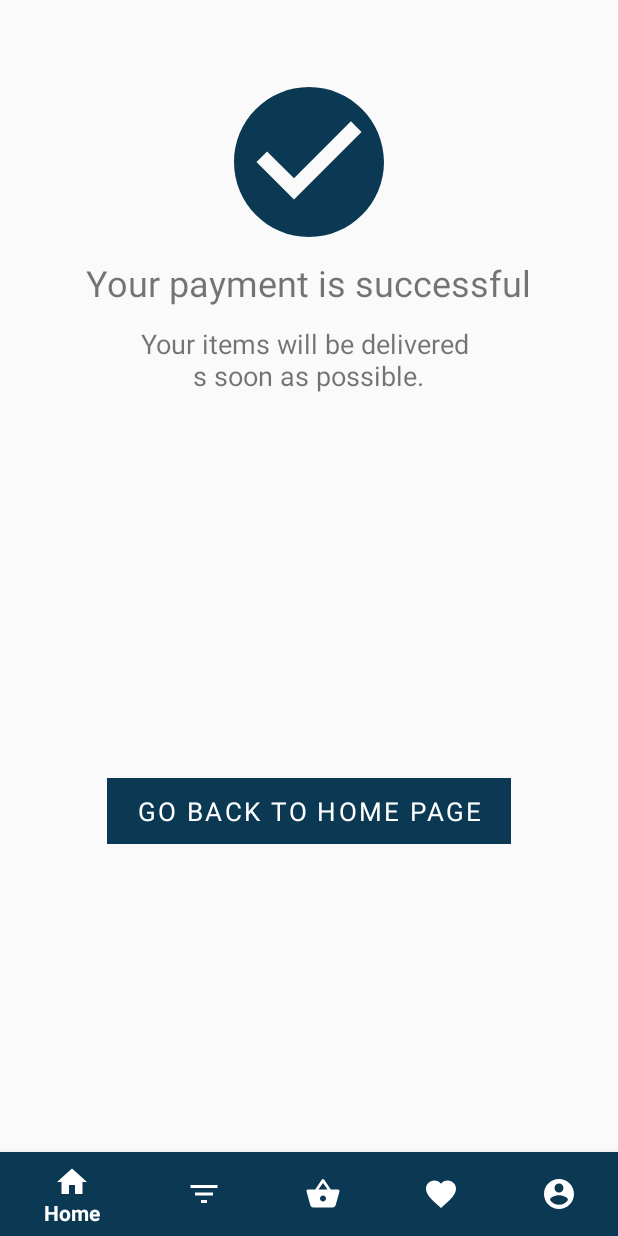
After one commit to bounswe/bounswe2020group5, an Android app: the fragment SuccessfulOrderFragment placed in its activity, on a phone screen of 412 x 824 dp. The commit adds this screen. Run offline under Robolectric (Android 15) with nearby library versions, the phone set to English and light mode, and no system bars; 1 statement that could not run was skipped.

Commit message:
successful order page is implemented

```diff
--- a/app/mobile/BuPazar/app/src/main/java/com/example/bupazar/page/fragment/OrderFragment.kt
+++ b/app/mobile/BuPazar/app/src/main/java/com/example/bupazar/page/fragment/OrderFragment.kt
@@ -63,13 +63,13 @@ class OrderFragment : Fragment() {
             if (gdpr_checkbox.isChecked) {
                 apiService.makePurchase(authToken!!) {
                     if (it?.success == "Products in cart are successfully purchased") {
-                        val homePage = HomepageFragment()
+                        val successfulOrderFragment = SuccessfulOrderFragment()
                         val bundle = Bundle()
                         bundle.putSerializable("USERDATA", userData)
-                        homePage.arguments = bundle
+                        successfulOrderFragment.arguments = bundle
                         requireActivity().bottom_navigation.visibility = View.VISIBLE
                         requireActivity().supportFragmentManager.beginTransaction().apply {
-                            replace(R.id.fl_wrapper, homePage)
+                            replace(R.id.fl_wrapper, successfulOrderFragment)
                             commit()
                         }
                     }
--- /dev/null
+++ b/app/mobile/BuPazar/app/src/main/java/com/example/bupazar/page/fragment/SuccessfulOrderFragment.kt
@@ -0,0 +1,55 @@
+package com.example.bupazar.page.fragment
+
+import android.os.Bundle
+import androidx.fragment.app.Fragment
+import android.view.LayoutInflater
+import android.view.View
+import android.view.ViewGroup
+import android.widget.Toast
+import com.example.bupazar.R
+import com.example.bupazar.model.LoginResponse
+import kotlinx.android.synthetic.main.fragment_order.*
+import kotlinx.android.synthetic.main.fragment_successful_order.*
+import kotlinx.android.synthetic.main.homepage_activity.*
+
+class SuccessfulOrderFragment : Fragment() {
+
+    private var userData: LoginResponse? = null
+
+    override fun onCreate(savedInstanceState: Bundle?) {
+        super.onCreate(savedInstanceState)
+        arguments?.let {
+            userData = arguments?.getSerializable("USERDATA") as LoginResponse
+        }
+    }
+
+    override fun onCreateView(inflater: LayoutInflater, container: ViewGroup?,
+                              savedInstanceState: Bundle?): View? {
+        // Inflate the layout for this fragment
+        return inflater.inflate(R.layout.fragment_successful_order, container, false)
+    }
+
+    override fun onViewCreated(view: View, savedInstanceState: Bundle?) {
+        super.onViewCreated(view, savedInstanceState)
+        go_to_home_page_button.setOnClickListener {
+            val homePage = HomepageFragment()
+            val bundle = Bundle()
+            bundle.putSerializable("USERDATA", userData)
+            homePage.arguments = bundle
+            requireActivity().bottom_navigation.visibility = View.VISIBLE
+            requireActivity().supportFragmentManager.beginTransaction().apply {
+                replace(R.id.fl_wrapper, homePage)
+                commit()
+            }
+        }
+    }
+
+    companion object {
+        @JvmStatic
+        fun newInstance() =
+                SuccessfulOrderFragment().apply {
+                    arguments = Bundle().apply {
+                    }
+                }
+    }
+}
--- /dev/null
+++ b/app/mobile/BuPazar/app/src/main/res/drawable/ic_baseline_check_circle_24.xml
@@ -0,0 +1,10 @@
+<vector xmlns:android="http://schemas.android.com/apk/res/android"
+    android:width="24dp"
+    android:height="24dp"
+    android:viewportWidth="24"
+    android:viewportHeight="24"
+    android:tint="?attr/colorControlNormal">
+  <path
+      android:fillColor="@android:color/white"
+      android:pathData="M12,2C6.48,2 2,6.48 2,12s4.48,10 10,10 10,-4.48 10,-10S17.52,2 12,2zM10,17l-5,-5 1.41,-1.41L10,14.17l7.59,-7.59L19,8l-9,9z"/>
+</vector>
--- /dev/null
+++ b/app/mobile/BuPazar/app/src/main/res/layout/fragment_successful_order.xml
@@ -0,0 +1,65 @@
+<?xml version="1.0" encoding="utf-8"?>
+<RelativeLayout xmlns:android="http://schemas.android.com/apk/res/android"
+    xmlns:tools="http://schemas.android.com/tools"
+    android:layout_width="match_parent"
+    android:layout_height="match_parent"
+    xmlns:app="http://schemas.android.com/apk/res-auto"
+    tools:context=".page.fragment.SuccessfulOrderFragment">
+
+    <ImageView
+        android:id="@+id/check_image"
+        android:layout_width="120dp"
+        android:layout_height="120dp"
+        android:src="@drawable/ic_baseline_check_circle_24"
+        app:tint="@color/secondary_blue"
+        android:layout_centerHorizontal="true"
+        android:layout_alignParentTop="true"
+        android:layout_marginTop="48dp"/>
+
+    <TextView
+        android:id="@+id/successful_text"
+        android:layout_width="wrap_content"
+        android:layout_height="wrap_content"
+        android:layout_below="@id/check_image"
+        android:text="Your payment is successful"
+        android:textSize="24sp"
+        android:layout_centerHorizontal="true"
+        android:layout_marginTop="4dp"/>
+
+    <TextView
+        android:id="@+id/deliver_text"
+        android:layout_width="wrap_content"
+        android:layout_height="wrap_content"
+        android:layout_below="@id/successful_text"
+        android:layout_centerHorizontal="true"
+        android:layout_marginTop="12dp"
+        android:text="Your items will be delivered \ns soon as possible."
+        android:gravity="center"
+        android:textSize="18sp" />
+
+    <LinearLayout
+        android:id="@+id/go_to_home_page_button"
+        android:layout_width="wrap_content"
+        android:layout_height="wrap_content"
+        android:background="@color/secondary_blue"
+        android:layout_below="@id/deliver_text"
+        android:layout_marginTop="256dp"
+        android:layout_centerHorizontal="true">
+
+        <TextView
+            android:id="@+id/place_order_text"
+            android:padding="10dp"
+            android:layout_marginStart="10dp"
+            android:layout_marginEnd="10dp"
+            android:layout_width="match_parent"
+            android:layout_height="wrap_content"
+            android:text="GO BACK TO HOME PAGE"
+            android:textColor="#fff"
+            android:textSize="17dp"
+            android:gravity="center"
+            android:letterSpacing="0.09"/>
+    </LinearLayout>
+
+
+
+</RelativeLayout>
```
